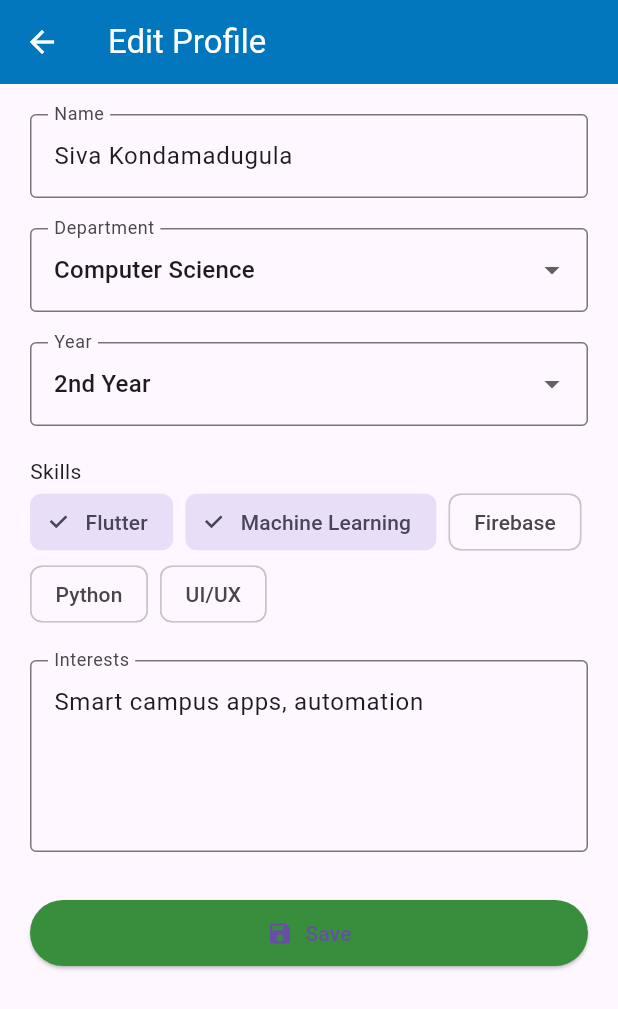
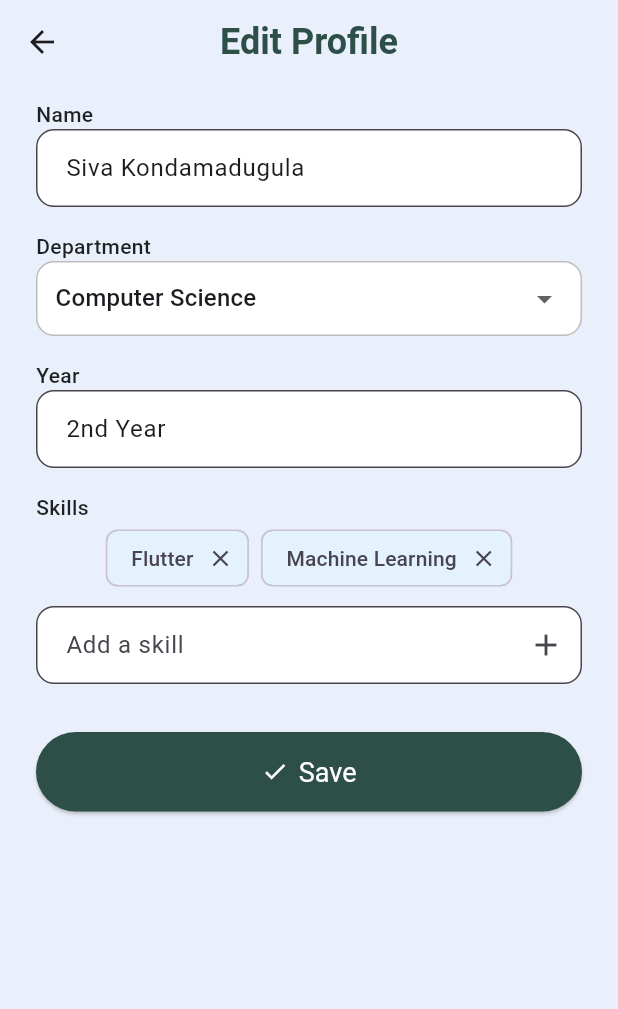
Before and after one commit to sivakanth1/SynerSched, a Flutter app: the EditProfileScreen screen opened by its route, on a phone screen of 412 x 824 dp. Shown: the top 1009 px of the screen. Run offline on Flutter 3.47's test engine with Material 3 defaults, Android fonts, the phone set to English and light mode, and no system bars.

Commit message:
Second commit

```diff
--- a/assets/lang/en.json
+++ b/assets/lang/en.json
@@ -72,5 +72,7 @@
   "already_have_account": "Already have an account?",
   "class_update": "Class Update",
   "task_reminder": "Task Reminder",
-  "group_message": "Group Message"
+  "group_message": "Group Message",
+  "app_theme": "App Theme",
+  "coming_soon": "Coming soon..."
 }
--- a/assets/lang/es.json
+++ b/assets/lang/es.json
@@ -72,5 +72,7 @@
   "already_have_account": "¿Ya tienes una cuenta?",
   "class_update": "Actualización de Clase",
   "task_reminder": "Recordatorio de Tarea",
-  "group_message": "Mensaje de Grupo"
+  "group_message": "Mensaje de Grupo",
+  "app_theme": "Tema de la aplicación",
+  "coming_soon": "Próximamente..."
 }
--- a/lib/features/auth/login_screen.dart
+++ b/lib/features/auth/login_screen.dart
@@ -2,7 +2,7 @@ import 'package:flutter/material.dart';
 import 'package:syner_sched/localization/app_localizations.dart';
 import 'package:syner_sched/localization/inherited_locale.dart';
 import 'package:syner_sched/routes/app_routes.dart';
-import 'package:syner_sched/shared/buildInputField.dart';
+import 'package:syner_sched/shared/build_input_field.dart';
 
 class LoginScreen extends StatefulWidget {
   const LoginScreen({super.key});
--- a/lib/features/auth/signup_screen.dart
+++ b/lib/features/auth/signup_screen.dart
@@ -2,7 +2,7 @@ import 'package:flutter/material.dart';
 import 'package:syner_sched/localization/app_localizations.dart';
 import 'package:syner_sched/routes/app_routes.dart';
 
-import '../../shared/buildInputField.dart';
+import '../../shared/build_input_field.dart';
 
 class SignupScreen extends StatefulWidget {
   const SignupScreen({super.key});
--- a/lib/features/collab_match/chat_detail_screen.dart
+++ b/lib/features/collab_match/chat_detail_screen.dart
@@ -26,7 +26,7 @@ class _ChatDetailScreenState extends State<ChatDetailScreen> {
         backgroundColor: const Color(0xFF0277BD),
         foregroundColor: Colors.white,
       ),
-      bottomNavigationBar: CustomNavBar(currentIndex: 2, onTap: (index) {}),
+      bottomNavigationBar: CustomNavBar(currentIndex: 2),
       body: Column(
         children: [
           Expanded(
--- a/lib/features/collab_match/collab_board_screen.dart
+++ b/lib/features/collab_match/collab_board_screen.dart
@@ -46,7 +46,7 @@ class CollabBoardScreen extends StatelessWidget {
         ),
         backgroundColor: Colors.blue.shade800,
       ),
-      bottomNavigationBar: CustomNavBar(currentIndex: 2, onTap: (index) {}),
+      bottomNavigationBar: CustomNavBar(currentIndex: 2),
       body: Container(
         decoration: const BoxDecoration(
           gradient: LinearGradient(
@@ -58,14 +58,14 @@ class CollabBoardScreen extends StatelessWidget {
         child: ListView.separated(
           padding: const EdgeInsets.all(16),
           itemCount: projects.length,
-          separatorBuilder: (_, __) => const SizedBox(height: 12),
+          separatorBuilder: (_, _) => const SizedBox(height: 12),
           itemBuilder: (context, index) {
             final item = projects[index];
             return Card(
               shape: RoundedRectangleBorder(
                 borderRadius: BorderRadius.circular(16),
               ),
-              color: Colors.white.withOpacity(0.95),
+              color: Colors.white.withValues(alpha: 0.95),
               elevation: 3,
               child: ListTile(
                 leading: CircleAvatar(
--- a/lib/features/collab_match/new_collab_screen.dart
+++ b/lib/features/collab_match/new_collab_screen.dart
@@ -17,7 +17,7 @@ class NewCollabScreen extends StatelessWidget {
         backgroundColor: const Color(0xFF0277BD),
         foregroundColor: Colors.white,
       ),
-      bottomNavigationBar: CustomNavBar(currentIndex: 2, onTap: (index) {}),
+      bottomNavigationBar: CustomNavBar(currentIndex: 2),
       body: Container(
         padding: const EdgeInsets.all(16),
         child: Column(
--- a/lib/features/notifications/notifications_screen.dart
+++ b/lib/features/notifications/notifications_screen.dart
@@ -37,7 +37,7 @@ class NotificationsScreen extends StatelessWidget {
     return Scaffold(
       backgroundColor: Colors.transparent,
       extendBody: true,
-      bottomNavigationBar: const CustomNavBar(currentIndex: 0, onTap: _noop),
+      bottomNavigationBar: const CustomNavBar(currentIndex: 0),
       body: Container(
         decoration: const BoxDecoration(
           image: DecorationImage(
--- a/lib/features/onboarding/onboarding_screen.dart
+++ b/lib/features/onboarding/onboarding_screen.dart
@@ -2,8 +2,6 @@ import 'package:flutter/material.dart';
 import 'package:syner_sched/localization/app_localizations.dart';
 import 'package:syner_sched/routes/app_routes.dart';
 import 'package:syner_sched/localization/inherited_locale.dart';
-
-import '../../main.dart';
 
 class OnboardingScreen extends StatelessWidget {
   const OnboardingScreen({super.key});
--- a/lib/features/profile/edit_profile_screen.dart
+++ b/lib/features/profile/edit_profile_screen.dart
@@ -1,5 +1,4 @@
 import 'package:flutter/material.dart';
-import 'package:syner_sched/localization/app_localizations.dart';
 
 class EditProfileScreen extends StatefulWidget {
   const EditProfileScreen({super.key});
@@ -10,137 +9,178 @@ class EditProfileScreen extends StatefulWidget {
 
 class _EditProfileScreenState extends State<EditProfileScreen> {
   final _nameController = TextEditingController(text: "Siva Kondamadugula");
-  final _interestController = TextEditingController(
-    text: "Smart campus apps, automation",
-  );
+  final _yearController = TextEditingController(text: "2nd Year");
+  final _skillController = TextEditingController();
 
-  String _selectedDepartment = 'Computer Science';
-  String _selectedYear = '2nd Year';
-
-  final List<String> departments = [
-    'Computer Science',
-    'Mechanical Engineering',
-    'Business',
-    'Mathematics',
-    'Biology',
+  String? _selectedDepartment = "Computer Science";
+  List<String> _departments = [
+    "Computer Science",
+    "Information Systems",
+    "Engineering",
+    "Data Science",
   ];
 
-  final List<String> years = [
-    '1st Year',
-    '2nd Year',
-    '3rd Year',
-    '4th Year',
-    'Graduate',
-  ];
+  List<String> _skills = ["Flutter", "Machine Learning"];
 
-  final List<String> allSkills = [
-    'Flutter',
-    'Machine Learning',
-    'Firebase',
-    'Python',
-    'UI/UX',
-  ];
+  void _addSkill(String skill) {
+    if (skill.isNotEmpty && !_skills.contains(skill)) {
+      setState(() {
+        _skills.add(skill);
+        _skillController.clear();
+      });
+    }
+  }
 
-  final Set<String> selectedSkills = {'Flutter', 'Machine Learning'};
+  void _removeSkill(String skill) {
+    setState(() {
+      _skills.remove(skill);
+    });
+  }
 
   @override
   Widget build(BuildContext context) {
-    final localizer = AppLocalizations.of(context)!;
-
     return Scaffold(
+      backgroundColor: const Color(0xFFEAF0FB),
       appBar: AppBar(
-        title: Text(localizer.translate("edit_profile")),
-        backgroundColor: const Color(0xFF0277BD),
-        foregroundColor: Colors.white,
-      ),
-      body: ListView(
-        padding: const EdgeInsets.all(20),
-        children: [
-          TextField(
-            controller: _nameController,
-            decoration: InputDecoration(
-              labelText: localizer.translate("name"),
-              border: const OutlineInputBorder(),
+        backgroundColor: Colors.transparent,
+        elevation: 0,
+        centerTitle: true,
+        title: const Text(
+          "Edit Profile",
+          style: TextStyle(
+            fontSize: 24,
+            fontWeight: FontWeight.bold,
+            color: Color(0xFF2D4F48),
           ),
         ),
-          const SizedBox(height: 20),
+      ),
+      body: SingleChildScrollView(
+        padding: const EdgeInsets.symmetric(horizontal: 24, vertical: 10),
+        child: Column(
+          children: [
+            _buildLabel("Name"),
+            _buildTextField(_nameController, hint: "Enter your name"),
+            const SizedBox(height: 16),
 
-          DropdownButtonFormField<String>(
-            value: _selectedDepartment,
-            items: departments.map((dep) {
-              return DropdownMenuItem(value: dep, child: Text(dep));
-            }).toList(),
-            onChanged: (val) {
-              if (val != null) setState(() => _selectedDepartment = val);
-            },
-            decoration: InputDecoration(
-              labelText: localizer.translate("department"),
-              border: const OutlineInputBorder(),
+            _buildLabel("Department"),
+            _buildDropdown(),
+            const SizedBox(height: 16),
+
+            _buildLabel("Year"),
+            _buildTextField(_yearController, hint: "Enter year"),
+            const SizedBox(height: 16),
+
+            _buildLabel("Skills"),
+            _buildSkillChips(),
+            const SizedBox(height: 8),
+            _buildTextField(
+              _skillController,
+              hint: "Add a skill",
+              suffixIcon: IconButton(
+                icon: const Icon(Icons.add),
+                onPressed: () => _addSkill(_skillController.text),
               ),
             ),
-          const SizedBox(height: 20),
+            const SizedBox(height: 32),
 
-          DropdownButtonFormField<String>(
-            value: _selectedYear,
-            items: years.map((year) {
-              return DropdownMenuItem(value: year, child: Text(year));
-            }).toList(),
-            onChanged: (val) {
-              if (val != null) setState(() => _selectedYear = val);
+            // Save Button
+            SizedBox(
+              width: double.infinity,
+              child: ElevatedButton.icon(
+                onPressed: () {
+                  // Handle save
                 },
-            decoration: InputDecoration(
-              labelText: localizer.translate("year"),
-              border: const OutlineInputBorder(),
+                icon: const Icon(Icons.check),
+                label: const Text("Save"),
+                style: ElevatedButton.styleFrom(
+                  foregroundColor: Colors.white,
+                  backgroundColor: const Color(0xFF2D4F48),
+                  padding: const EdgeInsets.symmetric(vertical: 16),
+                  shape: RoundedRectangleBorder(
+                    borderRadius: BorderRadius.circular(30),
                   ),
+                  textStyle: const TextStyle(fontSize: 18),
                 ),
-          const SizedBox(height: 20),
-
-          Text(localizer.translate("skills")),
-          Wrap(
-            spacing: 8,
-            children: allSkills.map((skill) {
-              final isSelected = selectedSkills.contains(skill);
-              return FilterChip(
-                label: Text(skill),
-                selected: isSelected,
-                onSelected: (selected) {
-                  setState(() {
-                    if (selected) {
-                      selectedSkills.add(skill);
-                    } else {
-                      selectedSkills.remove(skill);
-                    }
-                  });
-                },
-              );
-            }).toList(),
-          ),
-
-          const SizedBox(height: 20),
-          TextField(
-            controller: _interestController,
-            maxLines: 4,
-            decoration: InputDecoration(
-              labelText: localizer.translate("interests"),
-              border: const OutlineInputBorder(),
-            ),
-          ),
-
-          const SizedBox(height: 30),
-          ElevatedButton.icon(
-            onPressed: () {
-              // TODO: Save logic
-              Navigator.pop(context);
-            },
-            icon: const Icon(Icons.save),
-            label: Text(localizer.translate("save")),
-            style: ElevatedButton.styleFrom(
-              backgroundColor: Colors.green.shade700,
-              padding: const EdgeInsets.symmetric(horizontal: 24, vertical: 12),
               ),
             ),
           ],
         ),
+      ),
+    );
+  }
+
+  Widget _buildLabel(String text) {
+    return Align(
+      alignment: Alignment.centerLeft,
+      child: Text(
+        text,
+        style: const TextStyle(
+          fontWeight: FontWeight.w500,
+          color: Colors.black87,
+        ),
+      ),
+    );
+  }
+
+  Widget _buildTextField(
+    TextEditingController controller, {
+    String? hint,
+    Widget? suffixIcon,
+  }) {
+    return TextField(
+      controller: controller,
+      decoration: InputDecoration(
+        hintText: hint,
+        suffixIcon: suffixIcon,
+        border: OutlineInputBorder(borderRadius: BorderRadius.circular(12)),
+        contentPadding: const EdgeInsets.symmetric(
+          horizontal: 16,
+          vertical: 14,
+        ),
+        filled: true,
+        fillColor: Colors.white,
+      ),
+    );
+  }
+
+  Widget _buildDropdown() {
+    return Container(
+      padding: const EdgeInsets.symmetric(horizontal: 12),
+      decoration: BoxDecoration(
+        color: Colors.white,
+        border: Border.all(color: Colors.grey.shade400),
+        borderRadius: BorderRadius.circular(12),
+      ),
+      child: DropdownButton<String>(
+        value: _selectedDepartment,
+        isExpanded: true,
+        underline: const SizedBox(),
+        icon: const Icon(Icons.arrow_drop_down),
+        items: _departments.map((dept) {
+          return DropdownMenuItem<String>(value: dept, child: Text(dept));
+        }).toList(),
+        onChanged: (value) {
+          setState(() {
+            _selectedDepartment = value;
+          });
+        },
+      ),
+    );
+  }
+
+  Widget _buildSkillChips() {
+    return Wrap(
+      spacing: 8,
+      children: _skills
+          .map(
+            (skill) => Chip(
+              label: Text(skill),
+              backgroundColor: const Color(0xFFE3F2FD),
+              deleteIcon: const Icon(Icons.close),
+              onDeleted: () => _removeSkill(skill),
+            ),
+          )
+          .toList(),
     );
   }
 }
--- a/lib/features/profile/profile_screen.dart
+++ b/lib/features/profile/profile_screen.dart
@@ -27,7 +27,7 @@ class ProfileScreen extends StatelessWidget {
           ),
         ],
       ),
-      bottomNavigationBar: CustomNavBar(currentIndex: 3, onTap: (index) {}),
+      bottomNavigationBar: CustomNavBar(currentIndex: 3),
       body: ListView(
         padding: const EdgeInsets.all(20),
         children: [
--- a/lib/features/schedule/gpa_estimator.dart
+++ b/lib/features/schedule/gpa_estimator.dart
@@ -32,7 +32,7 @@ class _GPAEstimatorScreenState extends State<GPAEstimatorScreen> {
         backgroundColor: const Color(0xFF0277BD),
         foregroundColor: Colors.white,
       ),
-      bottomNavigationBar: CustomNavBar(currentIndex: 1, onTap: (index) {}),
+      bottomNavigationBar: CustomNavBar(currentIndex: 1),
       body: SingleChildScrollView(
         padding: const EdgeInsets.all(20),
         child: Column(
--- a/lib/features/schedule/schedule_builder_screen.dart
+++ b/lib/features/schedule/schedule_builder_screen.dart
@@ -35,7 +35,7 @@ class _ScheduleBuilderScreenState extends State<ScheduleBuilderScreen> {
         foregroundColor: Colors.white,
         elevation: 0,
       ),
-      bottomNavigationBar: CustomNavBar(currentIndex: 1, onTap: (index) {}),
+      bottomNavigationBar: CustomNavBar(currentIndex: 1),
       body: Container(
         decoration: const BoxDecoration(
           gradient: LinearGradient(
--- a/lib/features/schedule/schedule_result_screen.dart
+++ b/lib/features/schedule/schedule_result_screen.dart
@@ -21,7 +21,7 @@ class ScheduleResultScreen extends StatelessWidget {
         backgroundColor: const Color(0xFF0277BD),
         foregroundColor: Colors.white,
       ),
-      bottomNavigationBar: CustomNavBar(currentIndex: 1, onTap: (index) {}),
+      bottomNavigationBar: CustomNavBar(currentIndex: 1),
       body: Container(
         decoration: const BoxDecoration(
           gradient: LinearGradient(
--- a/lib/localization/inherited_locale.dart
+++ b/lib/localization/inherited_locale.dart
@@ -8,8 +8,8 @@ class InheritedLocale extends InheritedWidget {
     super.key,
     required this.locale,
     required this.setLocale,
-    required Widget child,
-  }) : super(child: child);
+    required super.child,
+  });
 
   static InheritedLocale? of(BuildContext context) {
     return context.dependOnInheritedWidgetOfExactType<InheritedLocale>();
--- a/lib/shared/buildInputField.dart
+++ b/lib/shared/build_input_field.dart
@@ -23,7 +23,7 @@ Widget buildInputField({
           : null,
       hintText: hint,
       filled: true,
-      fillColor: Colors.white.withOpacity(0.95),
+      fillColor: Colors.white.withValues(alpha: 0.95),
       border: OutlineInputBorder(
         borderRadius: BorderRadius.circular(14),
         borderSide: const BorderSide(color: Color(0xFF2D4F48)),
```
Also changed, not shown: lib/features/home/home_screen.dart (+8 -8 lines), lib/features/settings/settings_screen.dart (+154 -40 lines), lib/shared/custom_nav_bar.dart (+13 -10 lines). Lines whose indentation alone changed are shown as unchanged.
